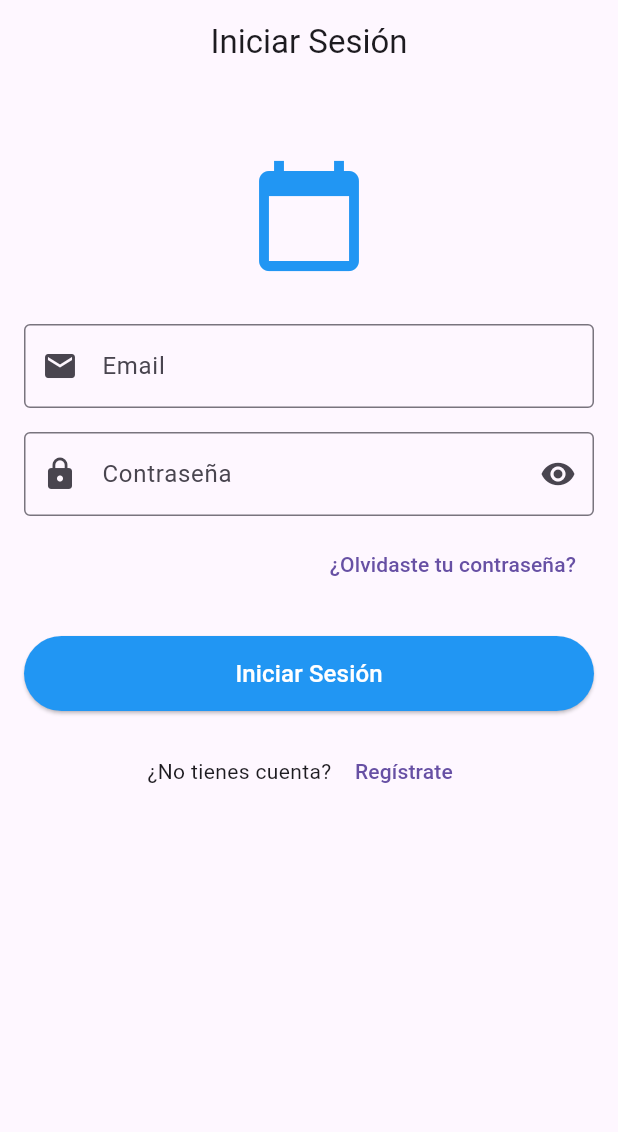
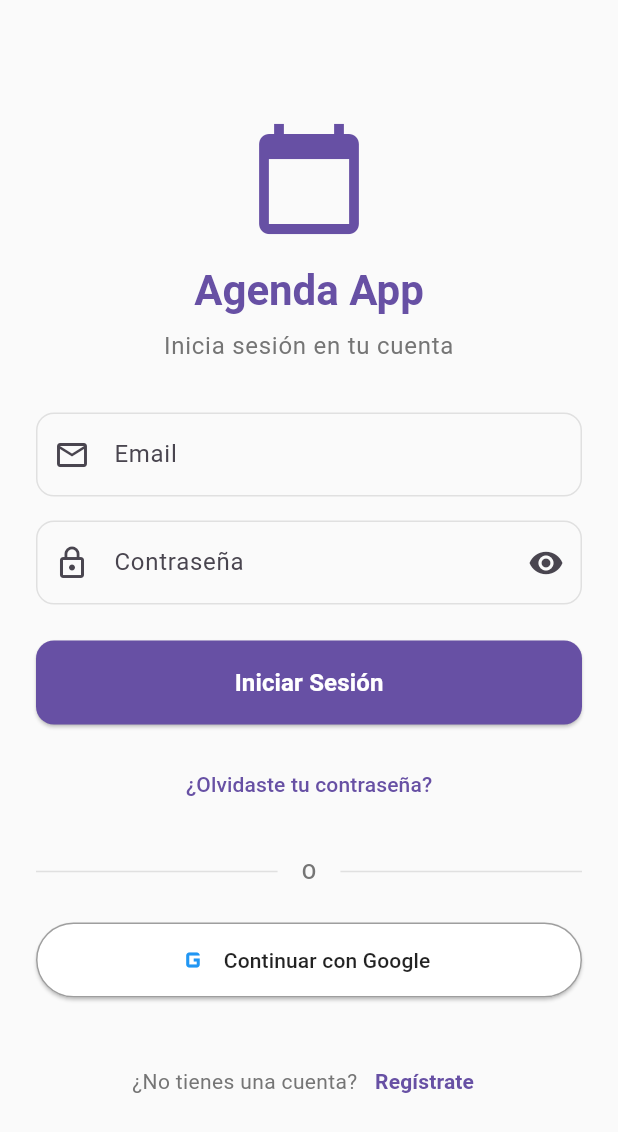
Before and after one commit to Shinyvv/AgendaApp, a Flutter app: the screen it shows after launch, on a phone screen of 412 x 824 dp. Shown: the top 1132 px of the screen. Run offline on Flutter 3.47's test engine with Material 3 defaults, Android fonts, the phone set to English and light mode, and no system bars; our stand-ins replace cloud_firestore, firebase_auth, firebase_core, flutter_local_notifications, flutter_riverpod, go_router and 2 more; accounts and stored records are empty.

Commit message:
"Google sign in funcional en debug, faltan pruebas de ingreso con ingreso manual de datos"

```diff
--- a/lib/features/notifications/local_notifications.dart
+++ b/lib/features/notifications/local_notifications.dart
@@ -34,6 +34,8 @@
       tz.TZDateTime.from(when, tz.local),
       details,
       androidScheduleMode: AndroidScheduleMode.exactAllowWhileIdle,
+      uiLocalNotificationDateInterpretation:
+          UILocalNotificationDateInterpretation.absoluteTime,
       matchDateTimeComponents: DateTimeComponents.dateAndTime,
     );
   }
--- a/lib/src/app/router.dart
+++ b/lib/src/app/router.dart
@@ -1,8 +1,10 @@
 import 'package:flutter_riverpod/flutter_riverpod.dart';
 import 'package:go_router/go_router.dart';
 
-import '../../features/auth/auth_service.dart';
-import '../../features/auth/login_screen.dart';
+import '../features/auth/presentation/providers/auth_providers.dart';
+import '../features/auth/presentation/screens/login_screen.dart';
+import '../features/auth/presentation/screens/reset_password_screen.dart';
+import '../features/auth/presentation/screens/splash_screen.dart';
 import '../features/booking/presentation/screens/booking_home_screen.dart';
 import '../features/employee/presentation/screens/employee_schedule_screen.dart';
 import '../features/admin/presentation/screens/admin_dashboard_screen.dart';
@@ -11,28 +13,30 @@
   final authState = ref.watch(authStateProvider);
 
   return GoRouter(
-    initialLocation: '/login',
+    initialLocation: '/splash',
     redirect: (context, state) {
-      final user = authState.valueOrNull;
-      final isAuth = user != null;
-      final isLoginRoute = state.matchedLocation == '/login' || state.matchedLocation == '/signup';
+      final isAuth = authState.valueOrNull != null;
+      final isSplash = state.matchedLocation == '/splash';
 
-      // Si no está autenticado y no está en login/signup, redirigir a login
-      if (!isAuth && !isLoginRoute) {
-        return '/login';
+      if (isSplash) {
+        return null; // Let splash screen handle its own logic
       }
 
-      // Si está autenticado y está en login/signup, redirigir a home
-      if (isAuth && isLoginRoute) {
-        return '/booking';
+      if (!isAuth && state.matchedLocation != '/login') {
+        return '/login';
       }
 
       return null;
     },
     routes: [
       GoRoute(
-        path: '/login',
-        builder: (context, state) => const LoginScreen(),
+        path: '/splash',
+        builder: (context, state) => const SplashScreen(),
+      ),
+      GoRoute(path: '/login', builder: (context, state) => const LoginScreen()),
+      GoRoute(
+        path: '/reset-password',
+        builder: (context, state) => const ResetPasswordScreen(),
       ),
       GoRoute(
         path: '/booking',
--- a/lib/src/features/auth/presentation/screens/login_screen.dart
+++ b/lib/src/features/auth/presentation/screens/login_screen.dart
@@ -77,7 +77,7 @@
             padding: const EdgeInsets.all(24.0),
             child: ConstrainedBox(
               constraints: const BoxConstraints(maxWidth: 400),
-              child: Form(
+                child: Form(
                 key: _formKey,
                 child: Column(
                   mainAxisAlignment: MainAxisAlignment.center,
@@ -106,7 +106,7 @@
                       ),
                       textAlign: TextAlign.center,
                     ),
-                    const SizedBox(height: 48),
+                    const SizedBox(height: 32),
 
                     // Email Field
                     TextFormField(
--- a/lib/src/features/auth/presentation/widgets/google_sign_in_button.dart
+++ b/lib/src/features/auth/presentation/widgets/google_sign_in_button.dart
@@ -59,10 +59,10 @@
             height: 20,
             child: CircularProgressIndicator(strokeWidth: 2),
           )
-        : Image.network(
-            'https://developers.google.com/identity/images/g-logo.png',
-            height: 20,
-            width: 20,
+        : const Icon(
+            Icons.g_mobiledata,
+            size: 24,
+            color: Colors.blue,
           ),
       label: Text(_loading ? 'Iniciando sesión...' : 'Continuar con Google'),
     );
--- a/package.json
+++ b/package.json
@@ -1,6 +1,6 @@
 {
 	"devDependencies": {
-		"@types/node": "^24.0.0"
+		"@types/node": "^24.2.1"
 	},
 	"packageManager": "pnpm@10.14.0"
 }
--- a/pnpm-workspace.yaml
+++ b/pnpm-workspace.yaml
@@ -1,6 +1,3 @@
-packages:
-  - 'functions'
-
 onlyBuiltDependencies:
   - '@firebase/util'
   - protobufjs
```
Also changed, not shown: 9 other files.
